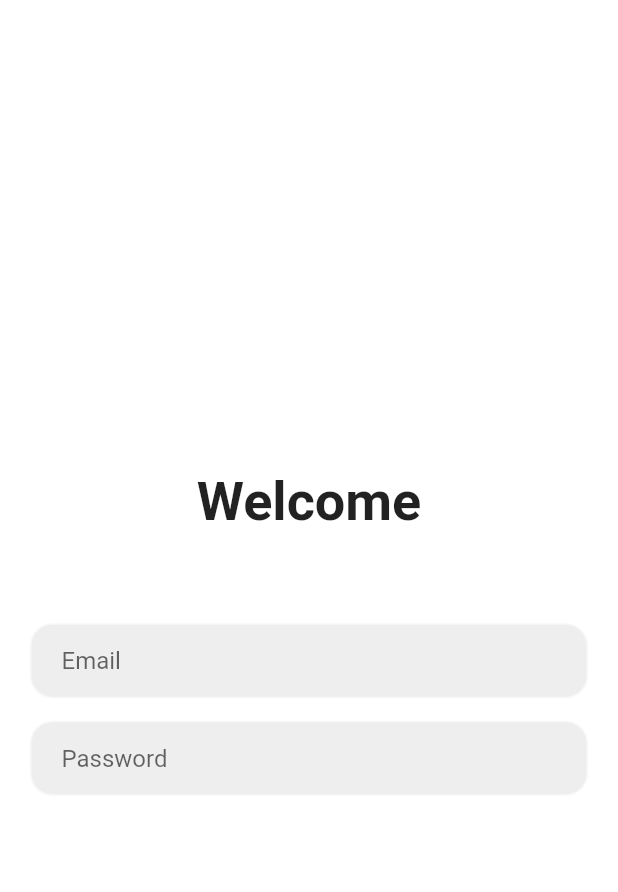
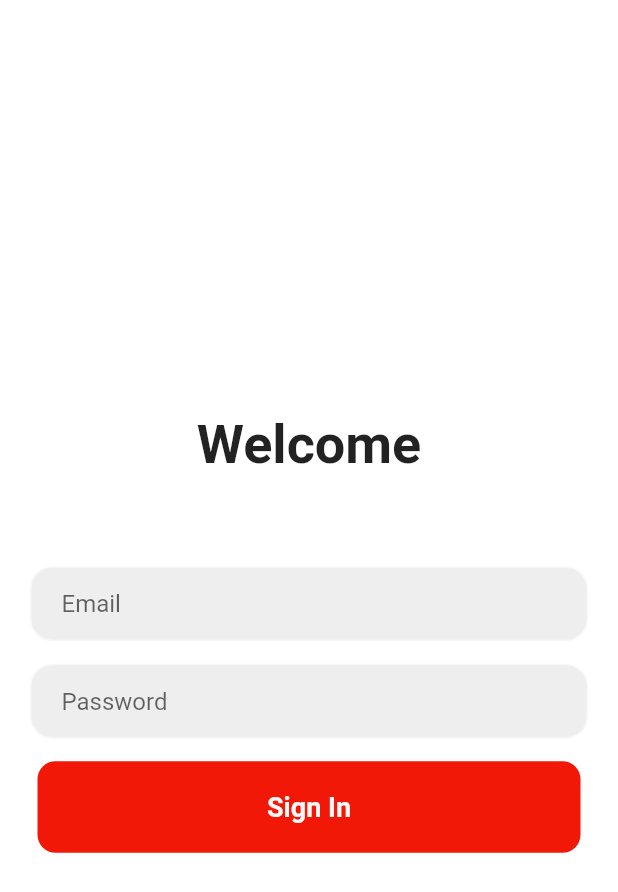
Before and after one commit to MrAnmol08/movielovers, a Flutter app: the login screen opened directly, on a phone screen of 412 x 824 dp. Shown: the top 892 px of the screen. Run offline on Flutter 3.47's test engine with Material 2 defaults, Android fonts, the phone set to English and light mode, and no system bars; our stand-ins replace google_fonts.

Commit message:
adding sigin button

```diff
--- a/lib/LoginPage.dart
+++ b/lib/LoginPage.dart
@@ -77,6 +77,26 @@ class _loginState extends State<login> {
                 ),
               ),
 
+
+              SizedBox(height: 15),
+
+              Padding(
+                padding: const EdgeInsets.symmetric(horizontal: 25),
+                child: Container(
+                  padding: EdgeInsets.all(20),
+                  decoration: BoxDecoration(color: Color.fromARGB(255, 241, 24, 8),
+                  borderRadius: BorderRadius.circular(12) ),
+                  child: Center(
+                    child: Text('Sign In',
+                    style: TextStyle(color: Color.fromARGB(255, 247, 247, 247),
+                    fontWeight:FontWeight.bold,
+                    fontSize: 18,
+                    )),
+                  ),
+                ),
+              ),
+
+
             ]
           ),
         ),
```
